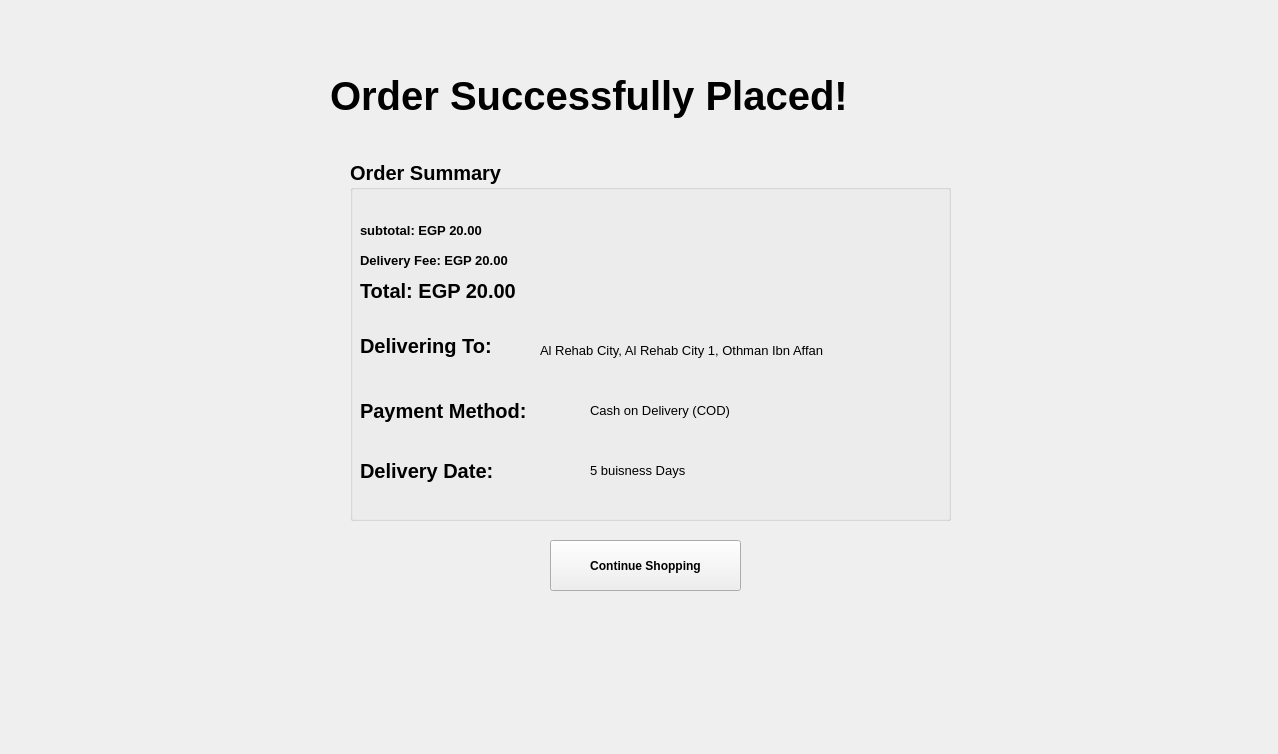
Qt form MEDAD/confirm.ui (yomnahisham/CSCE1102-LabProject) before a commit.
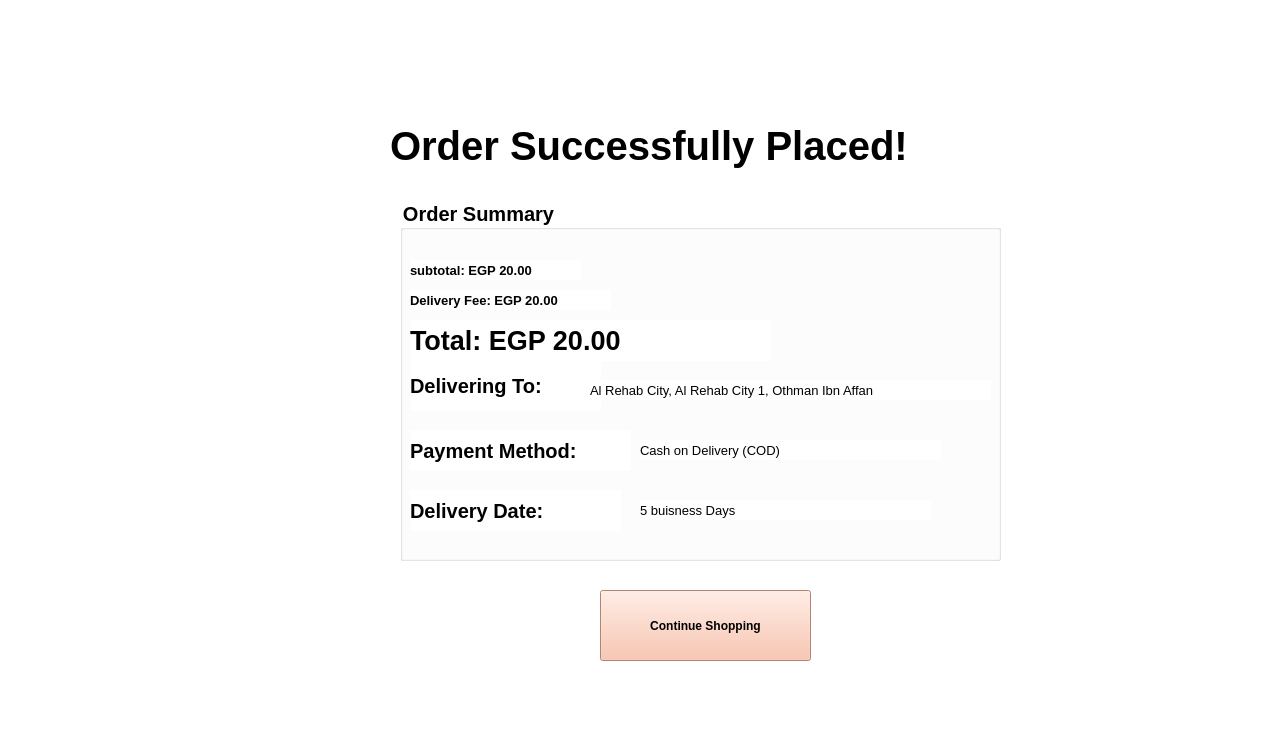
The same form after that commit.

Commit message: fixed gui elements of confirm window

The edit to the form file:
```diff
--- a/MEDAD/confirm.ui
+++ b/MEDAD/confirm.ui
@@ -13,20 +13,23 @@
   <property name="windowTitle">
    <string>Form</string>
   </property>
+  <property name="styleSheet">
+   <string notr="true">background-color: rgb(255, 255, 255);</string>
+  </property>
   <widget class="QWidget" name="ConfirmWidget" native="true">
    <property name="geometry">
     <rect>
-     <x>300</x>
-     <y>40</y>
-     <width>691</width>
-     <height>561</height>
+     <x>320</x>
+     <y>70</y>
+     <width>741</width>
+     <height>621</height>
     </rect>
    </property>
    <widget class="QLabel" name="OrderPlacedLabel">
     <property name="geometry">
      <rect>
-      <x>30</x>
-      <y>30</y>
+      <x>70</x>
+      <y>50</y>
       <width>641</width>
       <height>51</height>
      </rect>
@@ -37,6 +40,9 @@
       <bold>true</bold>
      </font>
     </property>
+    <property name="styleSheet">
+     <string notr="true">color: rgb(0, 0, 0);</string>
+    </property>
     <property name="text">
      <string>Order Successfully Placed!</string>
     </property>
@@ -44,8 +50,8 @@
    <widget class="QGroupBox" name="groupBox">
     <property name="geometry">
      <rect>
-      <x>50</x>
-      <y>120</y>
+      <x>80</x>
+      <y>130</y>
       <width>601</width>
       <height>361</height>
      </rect>
@@ -56,6 +62,9 @@
       <bold>true</bold>
      </font>
     </property>
+    <property name="styleSheet">
+     <string notr="true">color: rgb(0, 0, 0);</string>
+    </property>
     <property name="title">
      <string>Order Summary</string>
     </property>
@@ -102,10 +111,19 @@
       <rect>
        <x>10</x>
        <y>120</y>
-       <width>211</width>
-       <height>21</height>
+       <width>361</width>
+       <height>41</height>
       </rect>
      </property>
+     <property name="font">
+      <font>
+       <pointsize>20</pointsize>
+       <bold>true</bold>
+      </font>
+     </property>
+     <property name="styleSheet">
+      <string notr="true">color: rgb(0, 0, 0);</string>
+     </property>
      <property name="text">
       <string>Total: EGP 20.00</string>
      </property>
@@ -119,6 +137,12 @@
        <height>51</height>
       </rect>
      </property>
+     <property name="font">
+      <font>
+       <pointsize>15</pointsize>
+       <bold>true</bold>
+      </font>
+     </property>
      <property name="text">
       <string>Delivering To:</string>
      </property>
@@ -151,6 +175,12 @@
        <height>41</height>
       </rect>
      </property>
+     <property name="font">
+      <font>
+       <pointsize>15</pointsize>
+       <bold>true</bold>
+      </font>
+     </property>
      <property name="text">
       <string>Payment Method:</string>
      </property>
@@ -183,6 +213,12 @@
        <height>41</height>
       </rect>
      </property>
+     <property name="font">
+      <font>
+       <pointsize>15</pointsize>
+       <bold>true</bold>
+      </font>
+     </property>
      <property name="text">
       <string>Delivery Date:</string>
      </property>
@@ -210,10 +246,10 @@
    <widget class="QPushButton" name="pushButton">
     <property name="geometry">
      <rect>
-      <x>250</x>
-      <y>500</y>
-      <width>191</width>
-      <height>51</height>
+      <x>280</x>
+      <y>520</y>
+      <width>211</width>
+      <height>71</height>
      </rect>
     </property>
     <property name="font">
@@ -221,6 +257,10 @@
       <bold>true</bold>
      </font>
     </property>
+    <property name="styleSheet">
+     <string notr="true">color: rgb(0, 0, 0);
+background-color: rgb(249, 184, 158);</string>
+    </property>
     <property name="text">
      <string>Continue Shopping</string>
     </property>
```
The commit also changes 9 other files.
